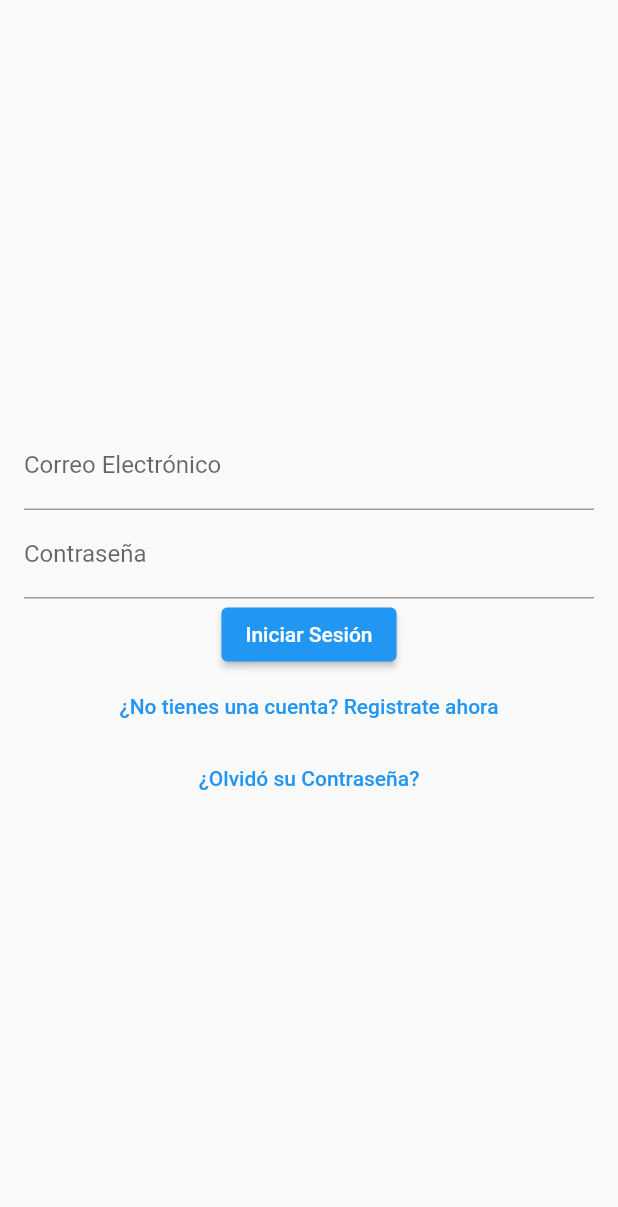
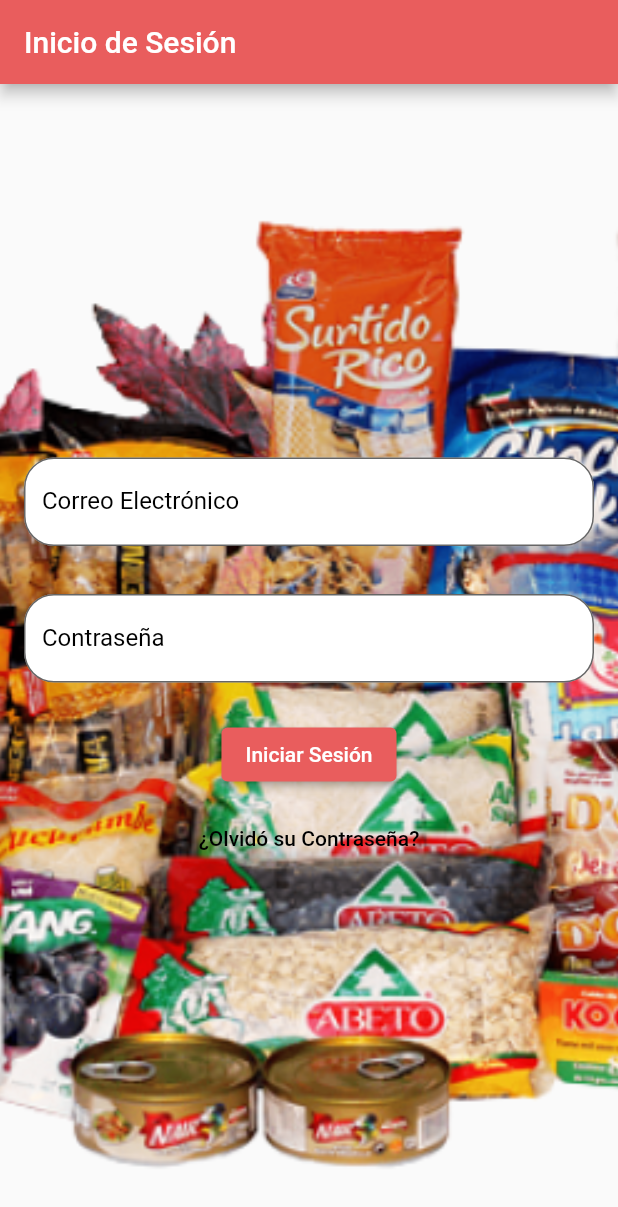
Before and after one commit to SaveUp-WS61/mobile_cross_platform, a Flutter app: the screen it shows after launch, on a phone screen of 412 x 824 dp. Shown: the top 1207 px of the screen. Run offline on Flutter 3.47's test engine with Material 2 defaults, Android fonts, the phone set to English and light mode, and no system bars.

Commit message:
upgrate: Loginscreen

```diff
--- a/lib/screens/login_screen.dart
+++ b/lib/screens/login_screen.dart
@@ -1,52 +1,91 @@
 import 'package:flutter/material.dart';
+Color myCustomColor = Color(0xFFE95D5D);
+// Define el widget de TextFormField reutilizable
+Widget buildFormTextField(TextEditingController controller, String labelText, {bool isPassword = false}) {
+  return Padding(
+    padding: const EdgeInsets.symmetric(vertical: 8.0),
+    child: TextField(
+      controller: controller,
+      decoration: InputDecoration(
+        labelText: labelText,
+        labelStyle: TextStyle(color: Colors.black),
+        border: OutlineInputBorder(
+          borderRadius: BorderRadius.circular(20.0),
+        ),
+        filled: true,
+        fillColor: Colors.white,
+      ),
+      obscureText: isPassword,
+    ),
+  );
+}
+class BackgroundImage extends StatelessWidget {
+  @override
+  Widget build(BuildContext context) {
+    return Container(
+      decoration: BoxDecoration(
+        image: DecorationImage(
+          image: AssetImage('assets/background.png'),
+          fit: BoxFit.cover,
+        ),
+      ),
+    );
+  }
+}
 
 class LoginScreen extends StatelessWidget {
   final TextEditingController emailController = TextEditingController();
   final TextEditingController passwordController = TextEditingController();
-
   @override
   Widget build(BuildContext context) {
     return Scaffold(
-      body: Padding(
+      appBar: AppBar(
+        backgroundColor: myCustomColor,
+        title: Text('Inicio de Sesión'),
+      ),
+      body: Stack(
+        children: [
+          BackgroundImage(),
+          Padding(
             padding: const EdgeInsets.all(16.0),
             child: Column(
               mainAxisAlignment: MainAxisAlignment.center,
               children: [
-            TextField(
-              controller: emailController,
-              decoration: InputDecoration(labelText: 'Correo Electrónico'),
-            ),
-            TextField(
-              controller: passwordController,
-              decoration: InputDecoration(labelText: 'Contraseña'),
-              obscureText: true, // Para ocultar la contraseña
-            ),
+                buildFormTextField(emailController, 'Correo Electrónico'),
+                SizedBox(height: 16),
+                buildFormTextField(passwordController, 'Contraseña', isPassword: true),
+                SizedBox(height: 16),
                 ElevatedButton(
                   onPressed: () {
                     // Lógica para iniciar sesión
                     final email = emailController.text;
                     final password = passwordController.text;
-
-                Navigator.of(context).pushReplacementNamed("products");
                     // Agregar aquí la lógica de autenticación
                   },
-              child: Text('Iniciar Sesión'),
+                  style: ElevatedButton.styleFrom(
+                    primary: myCustomColor, // Utiliza tu color personalizado aquí
                   ),
+                  child: Text('Iniciar Sesión',
+                    style: TextStyle(
+                      color: Colors.white,
+                    ),
+                  ),
+                ),
+                SizedBox(height: 8),
                 TextButton(
                   onPressed: () {
-                Navigator.of(context).pushNamed("register");
+                    Navigator.pushNamed(context, '/forgot_password');
                   },
-              child: Text('¿No tienes una cuenta? Registrate ahora'),
-            ),
-            TextButton(
-              onPressed: () {
-                Navigator.of(context).pushNamed("recover_password");
-              },
-              child: Text('¿Olvidó su Contraseña?'),
+                  child: Text('¿Olvidó su Contraseña?',
+                    style: TextStyle(
+                      color: Colors.black,
+                    ),),
                 ),
               ],
             ),
           ),
+        ],
+      ),
     );
   }
 }
```
Lines whose indentation alone changed are shown as unchanged.
